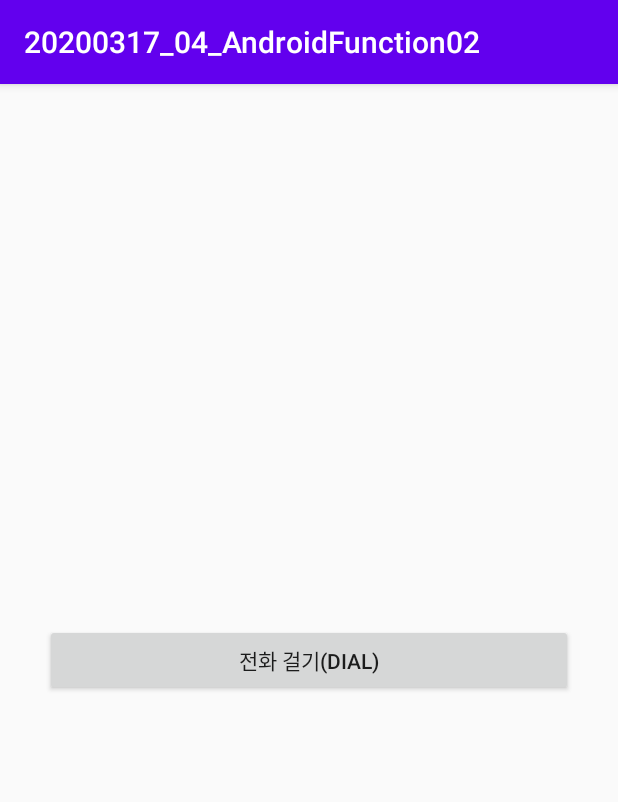
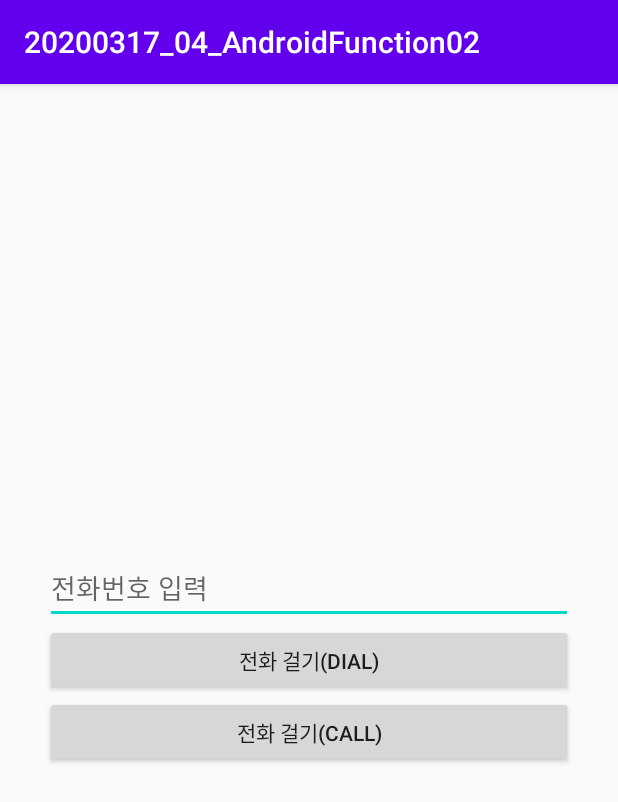
Before and after one commit to tjddls1728/20200317_04_AndroidFunction02, an Android app: the screen it shows after launch (MainActivity), after a tap on "전화 걸기(DIAL)", on a phone screen of 412 x 824 dp. Shown: the top 802 px of the screen. Run offline under Robolectric (Android 15) with nearby library versions, the phone set to English and light mode, and no system bars; our stand-ins replace data binding.

Commit message:
전화 직접 거는 코드  - 권한문제로 지금은 실행 불가

```diff
--- a/app/src/main/java/kr/co/a20200317_04_androidfunction02/MainActivity.java
+++ b/app/src/main/java/kr/co/a20200317_04_androidfunction02/MainActivity.java
@@ -28,11 +28,27 @@ public class MainActivity extends AppCompatActivity {
 //                => 전화 걸기 화면
 
 //                어느 화면으로 갈지 -> 안드로이드가 요구하는 방식으로 작성 : uri
-                Uri uri = Uri.parse("Tell:01012341234");
+                String inputPhone = binding.inputPhone.getText().toString();
+//
+                String phoneStr = String.format("tel:NU",inputPhone);
+                Uri uri = Uri.parse(phoneStr);
                 Intent intent = new Intent(Intent.ACTION_DIAL,uri);
                 startActivity(intent);
 
             }
         });
+
+        binding.callBtn.setOnClickListener(new View.OnClickListener() {
+            @Override
+            public void onClick(View v) {
+
+//                현재까지 배운것만으로 실행 불가 , 변환 출력 X
+
+                Uri uri = Uri.parse("tell:01012341234");
+                Intent intent = new Intent(Intent.ACTION_CALL,uri);
+                startActivity(intent);
+            }
+        });
+
     }
 }
--- a/app/src/main/res/layout/activity_main.xml
+++ b/app/src/main/res/layout/activity_main.xml
@@ -10,6 +10,14 @@
     android:padding="30dp"
     tools:context=".MainActivity">
 
+    <EditText
+        android:id="@+id/inputPhone"
+        android:layout_width="match_parent"
+        android:layout_height="wrap_content"
+        android:inputType="phone"
+        android:hint="전화번호 입력"
+        />
+
     <Button
         android:id="@+id/dialBtn"
         android:layout_width="match_parent"
@@ -17,5 +25,12 @@
         android:text="전화 걸기(DIAL)"
         />
 
+    <Button
+        android:id="@+id/callBtn"
+        android:layout_width="match_parent"
+        android:layout_height="wrap_content"
+        android:text="전화 걸기(call)"
+        />
+
 </LinearLayout>
 </layout>
```
